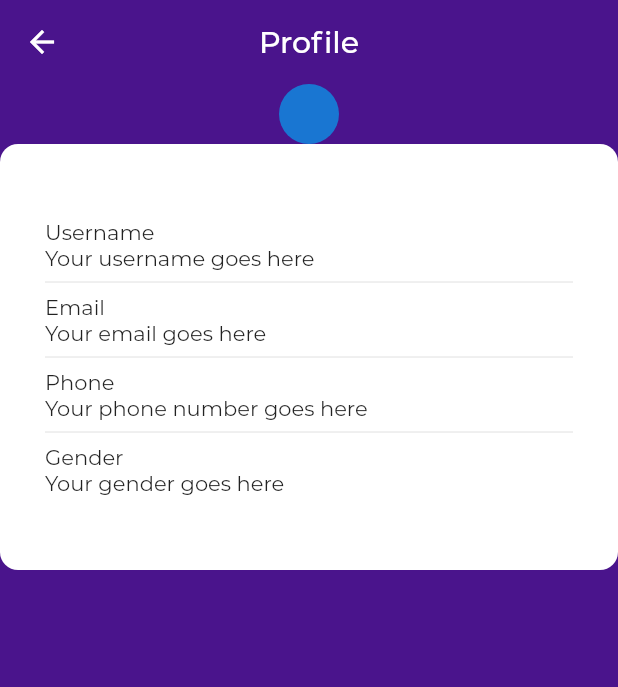
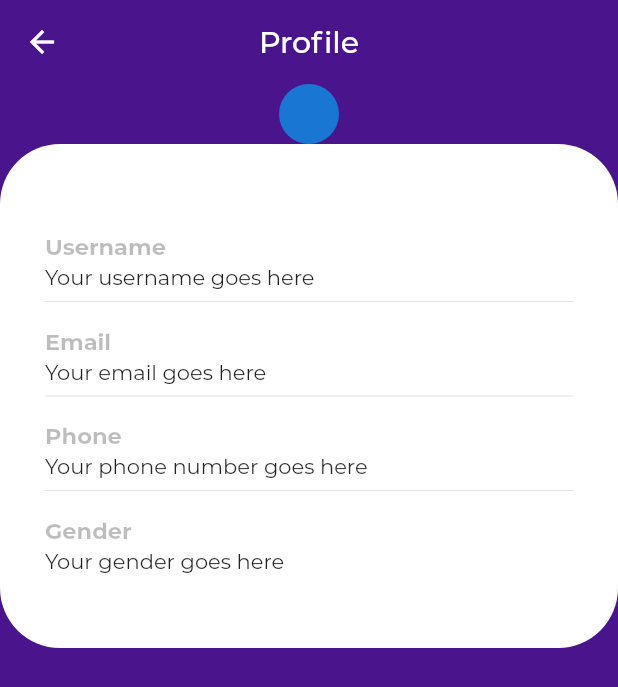
Before and after one commit to onumengine/displaya-HNG, a Flutter app: the screen it shows after launch, on a phone screen of 412 x 824 dp. Shown: the top 687 px of the screen. Run offline on Flutter 3.47's test engine with Material 2 defaults, Android fonts, the light colour scheme and no system bars; project files that could hold a hidden picture were left out.

Commit message:
Style the profile detail headers

```diff
--- a/lib/profile_screen.dart
+++ b/lib/profile_screen.dart
@@ -22,7 +22,7 @@ class _ProfileScreenState extends State<ProfileScreen> {
             Container(
               decoration: BoxDecoration(
                 color: Colors.white,
-                borderRadius: BorderRadius.circular(12),
+                borderRadius: BorderRadius.circular(40),
               ),
               child: Padding(
                 padding:
@@ -30,16 +30,48 @@ class _ProfileScreenState extends State<ProfileScreen> {
                 child: Column(
                   crossAxisAlignment: CrossAxisAlignment.start,
                   children: <Widget>[
-                    Text('Username'),
+                    Text(
+                      'Username',
+                      style: TextStyle(
+                        fontSize: 15,
+                        fontWeight: FontWeight.bold,
+                        height: 2,
+                        color: Colors.black26,
+                      ),
+                    ),
                     Text('Your username goes here'),
                     Divider(),
-                    Text('Email'),
+                    Text(
+                      'Email',
+                      style: TextStyle(
+                        fontSize: 15,
+                        fontWeight: FontWeight.bold,
+                        height: 2,
+                        color: Colors.black26,
+                      ),
+                    ),
                     Text('Your email goes here'),
                     Divider(),
-                    Text('Phone'),
+                    Text(
+                      'Phone',
+                      style: TextStyle(
+                        fontSize: 15,
+                        fontWeight: FontWeight.bold,
+                        height: 2,
+                        color: Colors.black26,
+                      ),
+                    ),
                     Text('Your phone number goes here'),
                     Divider(),
-                    Text('Gender'),
+                    Text(
+                      'Gender',
+                      style: TextStyle(
+                        fontSize: 15,
+                        fontWeight: FontWeight.bold,
+                        height: 2,
+                        color: Colors.black26,
+                      ),
+                    ),
                     Text('Your gender goes here'),
                   ],
                 ),
```
